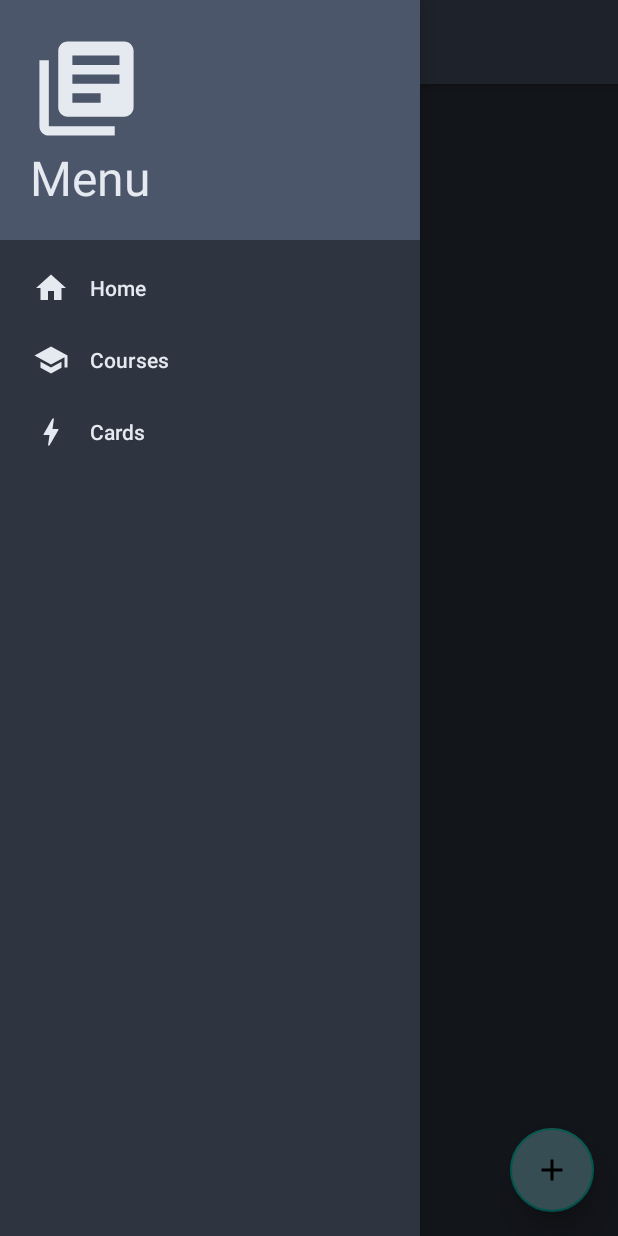
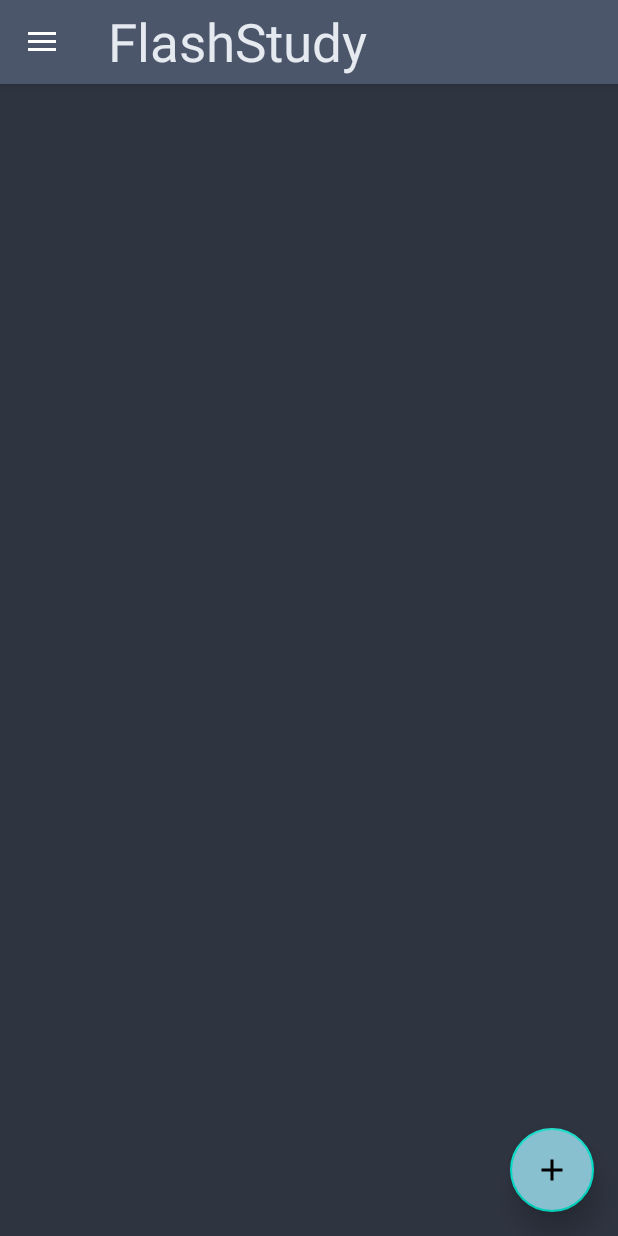
Before and after one commit to csc567-final-project/FlashStudy, an Android app: the CourseActivity screen opened directly, with no data from a screen before it, in the side drawer, after a tap on "Courses", on a phone screen of 412 x 824 dp. Run offline under Robolectric (Android 15) with nearby library versions, the phone set to English and light mode, and no system bars; our stand-ins replace Room's generated code.

Commit message:
Merge Blake's work into Alpha

```diff
--- a/app/src/main/java/com/csc567/android/flashstudy/CourseActivity.kt
+++ b/app/src/main/java/com/csc567/android/flashstudy/CourseActivity.kt
@@ -26,12 +26,12 @@ class CourseActivity : AppCompatActivity(), CourseFragment.Callbacks {
         super.onCreate(savedInstanceState)
         setContentView(R.layout.activity_course)
 
-        val currentFragment = supportFragmentManager.findFragmentById(R.id.fragment_container)
+        val currentFragment = supportFragmentManager.findFragmentById(R.id.course_fragment_container)
         if (currentFragment == null) {
             val fragment = CourseFragment.newInstance()
             supportFragmentManager
                 .beginTransaction()
-                .add(R.id.fragment_container, fragment)
+                .add(R.id.course_fragment_container, fragment)
                 .commit()
         }
     }
@@ -43,7 +43,7 @@ class CourseActivity : AppCompatActivity(), CourseFragment.Callbacks {
     }
 
     override fun onOptionsItemSelected(item: MenuItem): Boolean {
-        val currentFragment = supportFragmentManager.findFragmentById(R.id.fragment_container) as CourseFragment
+        val currentFragment = supportFragmentManager.findFragmentById(R.id.course_fragment_container) as CourseFragment
         if(currentFragment.toggle.onOptionsItemSelected(item)) {
             return true
         }
--- a/app/src/main/java/com/csc567/android/flashstudy/CourseFragment.kt
+++ b/app/src/main/java/com/csc567/android/flashstudy/CourseFragment.kt
@@ -76,7 +76,7 @@ class CourseFragment : Fragment() {
                     var intent = Intent(activity, MainActivity::class.java)
                     startActivity(intent)
                 }
-                R.id.nav_class -> {
+                R.id.nav_course -> {
                     var intent = Intent(activity, CourseActivity::class.java)
                     startActivity(intent)
                 }
--- a/app/src/main/java/com/csc567/android/flashstudy/FlashCardFragment.kt
+++ b/app/src/main/java/com/csc567/android/flashstudy/FlashCardFragment.kt
@@ -82,7 +82,7 @@ class FlashCardFragment : Fragment() {
                     var intent = Intent(activity, MainActivity::class.java)
                     startActivity(intent)
                 }
-                R.id.nav_class -> {
+                R.id.nav_course -> {
                     var intent = Intent(activity, CourseActivity::class.java)
                     startActivity(intent)
                 }
--- a/app/src/main/java/com/csc567/android/flashstudy/FlashSetFragment.kt
+++ b/app/src/main/java/com/csc567/android/flashstudy/FlashSetFragment.kt
@@ -91,7 +91,7 @@ class FlashSetFragment : Fragment() {
                     var intent = Intent(activity, MainActivity::class.java)
                     startActivity(intent)
                 }
-                R.id.nav_class -> {
+                R.id.nav_course -> {
                     var intent = Intent(activity, CourseActivity::class.java)
                     startActivity(intent)
                 }
--- a/app/src/main/res/layout/activity_course.xml
+++ b/app/src/main/res/layout/activity_course.xml
@@ -1,34 +1,5 @@
 <?xml version="1.0" encoding="utf-8"?>
-<androidx.drawerlayout.widget.DrawerLayout
-    xmlns:android="http://schemas.android.com/apk/res/android"
-    xmlns:app="http://schemas.android.com/apk/res-auto"
-    xmlns:tools="http://schemas.android.com/tools"
-    android:id="@+id/drawer_layout"
+<FrameLayout xmlns:android="http://schemas.android.com/apk/res/android"
+    android:id="@+id/course_fragment_container"
     android:layout_width="match_parent"
-    android:layout_height="match_parent"
-    tools:context=".CourseActivity"
-    android:fitsSystemWindows="true"
-    tools:openDrawer="start">
-
-    <FrameLayout
-        android:id="@+id/fragment_container"
-        android:layout_width="match_parent"
-        android:layout_height="match_parent" >
-
-        <include
-            android:id="@+id/toolbar"
-            layout="@layout/toolbar" />
-    </FrameLayout>
-
-    <com.google.android.material.navigation.NavigationView
-        android:layout_width="wrap_content"
-        android:layout_height="match_parent"
-        android:id="@+id/nav_view"
-        app:headerLayout="@layout/header"
-        app:menu="@menu/main_menu"
-        android:layout_gravity="start"
-        android:background="@color/nord0"
-        app:itemTextColor="@color/nord5"
-        app:itemIconTint="@color/nord5"/>
-
-</androidx.drawerlayout.widget.DrawerLayout>
+    android:layout_height="match_parent" />
--- a/app/src/main/res/layout/activity_quiz.xml
+++ b/app/src/main/res/layout/activity_quiz.xml
@@ -36,7 +36,7 @@
                 android:text="What is the answer to the current Question?"
                 android:textColor="@color/nord5" />
 
-            <com.google.android.material.textfield.TextInputEditText
+            <EditText
                 android:id="@+id/answer_input"
                 android:layout_width="200dp"
                 android:layout_height="wrap_content"
--- a/app/src/main/res/values/strings.xml
+++ b/app/src/main/res/values/strings.xml
@@ -40,6 +40,6 @@
     <string name="flash_question_hint">Enter question.</string>
     <string name="flash_answer_label">Answer</string>
     <string name="flash_answer_hint">Enter answer.</string>
-    <!-- TODO: Remove or change this placeholder text -->
-    <string name="hello_blank_fragment">Hello blank fragment</string>
+    <string name="correct_toast">Correct!</string>
+    <string name="incorrect_toast">Incorrect!</string>
 </resources>
```
Also changed, not shown: app/src/main/java/com/csc567/android/flashstudy/QuizActivity.kt (+85 -0 lines), app/src/main/java/com/csc567/android/flashstudy/database/QuizViewModel.kt (added, +7 -0 lines).
